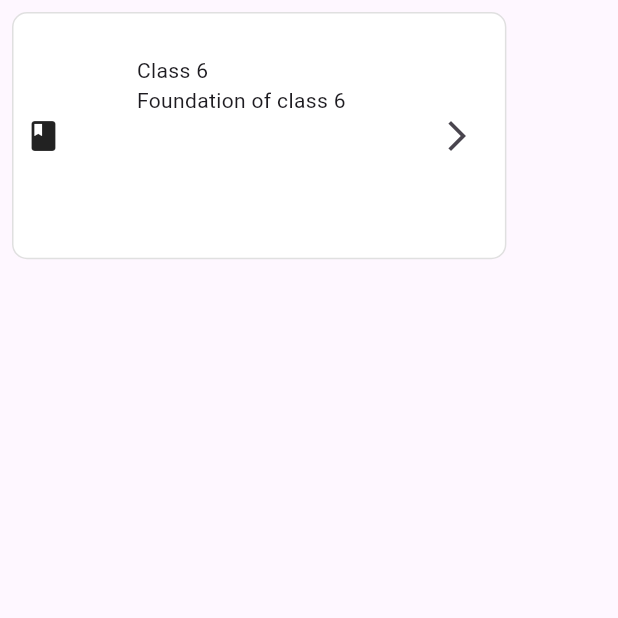
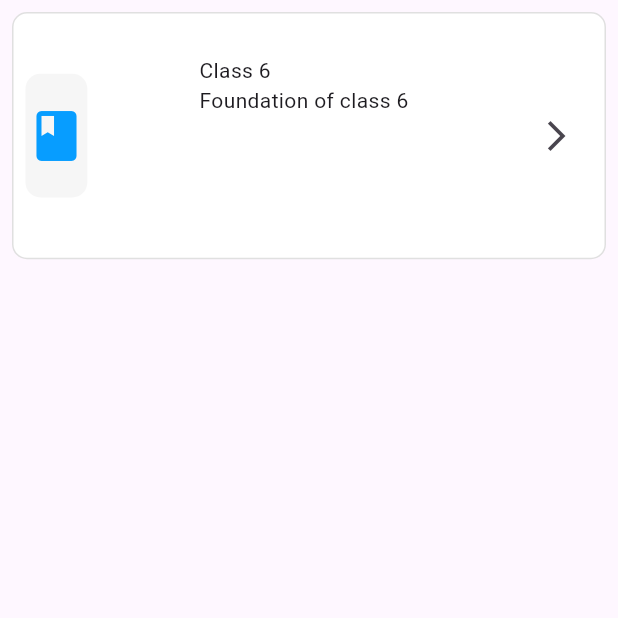
Before and after one commit to donymashup/Etutor, a Flutter app: the screen it shows after launch, on a phone screen of 412 x 824 dp, the top half of it. Run offline on Flutter 3.47's test engine with Material 3 defaults, Android fonts, the phone set to English and light mode, and no system bars; our stand-ins replace lottie.

Commit message:
Course card completion 90%

```diff
--- a/lib/common/constants/app_constants.dart
+++ b/lib/common/constants/app_constants.dart
@@ -29,4 +29,5 @@ class AppColor {
   static const Color blackColor = Color(0xFF000000);
   static const Color whiteColor = Color(0xFFFFFFFF);
 
+
 }
--- a/lib/features/subscribed_course.dart/screens/subscribed_course_overview.dart
+++ b/lib/features/subscribed_course.dart/screens/subscribed_course_overview.dart
@@ -1,3 +1,4 @@
+import 'package:etutor/common/constants/app_constants.dart';
 import 'package:etutor/features/subscribed_course.dart/widgets/course_card.dart';
 import 'package:flutter/material.dart';
 
@@ -16,7 +17,7 @@ class _SubscribedCourseOverviewState extends State<SubscribedCourseOverview> {
         children: [
           Padding(
             padding: const EdgeInsets.all(8.0),
-            child: CourseCard(title: "Class 6", subtitle: "Foundation of class 6", icon: Icons.book, Iconbgcolor: Colors.white10,onPressed: (){},),
+            child: CourseCard(title: "Class 6", subtitle: "Foundation of class 6", icon: Icons.book, Iconbgcolor: AppColor.greyCardBackground,onPressed: (){}, Iconcolor: AppColor.videoIconColor,),
           )
         ],
       )),
--- a/lib/features/subscribed_course.dart/widgets/course_card.dart
+++ b/lib/features/subscribed_course.dart/widgets/course_card.dart
@@ -6,8 +6,8 @@ class CourseCard extends StatefulWidget {
   String subtitle;
   IconData icon;
   Color Iconbgcolor;
+  Color Iconcolor;
   void Function() onPressed;
-
 
   CourseCard(
       {super.key,
@@ -15,8 +15,8 @@ class CourseCard extends StatefulWidget {
       required this.subtitle,
       required this.icon,
       required this.Iconbgcolor,
-      required this.onPressed
-
+      required this.onPressed,
+      required this.Iconcolor
       });
 
   @override
@@ -26,22 +26,30 @@ class CourseCard extends StatefulWidget {
 class _CourseCardState extends State<CourseCard> {
   @override
   Widget build(BuildContext context) {
+    //course card structure
     return Container(
       decoration: BoxDecoration(
           borderRadius: BorderRadius.circular(10),
           border: Border.all(color: AppColor.greyStroke),
           color: Colors.white),
       height: MediaQuery.of(context).size.height * 0.2,
-      width: MediaQuery.of(context).size.width * 0.8,
+      width: MediaQuery.of(context).size.width ,
       child: Padding(
         padding: const EdgeInsets.all(8.0),
         child: Row(
           mainAxisAlignment: MainAxisAlignment.spaceBetween,
           children: [
-            Container(color: widget.Iconbgcolor, child: Icon(widget.icon)),
+            //icon and background of icon
+            Container(
+              decoration: BoxDecoration(borderRadius:BorderRadius.circular(10),color: widget.Iconbgcolor, ),
+              height: MediaQuery.of(context).size.height * 0.1,
+              width: MediaQuery.of(context).size.width * 0.1,
+            child: Icon(widget.icon,color: widget.Iconcolor,size: 40,)),
             Padding(
               padding: const EdgeInsets.all(20.0),
-              child: Column(
+              child:
+              //title and subtitle of the course
+               Column(
                 crossAxisAlignment: CrossAxisAlignment.start,
                 children: [
                   Text(widget.title),
@@ -49,7 +57,8 @@ class _CourseCardState extends State<CourseCard> {
                 ],
               ),
             ),
-            IconButton(onPressed: (){}, icon: Icon(Icons.arrow_forward_ios))
+            //icon for moving to next page
+            IconButton(onPressed: widget.onPressed, icon: Icon(Icons.arrow_forward_ios))
           ],
         ),
       ),
--- a/pubspec.yaml
+++ b/pubspec.yaml
@@ -35,6 +35,7 @@ dependencies:
   # Use with the CupertinoIcons class for iOS style icons.
   cupertino_icons: ^1.0.8
   lottie: ^3.3.1
+  iconify_flutter: ^0.0.7
 
 dev_dependencies:
   flutter_test:
```
Also changed, not shown: pubspec.lock.
